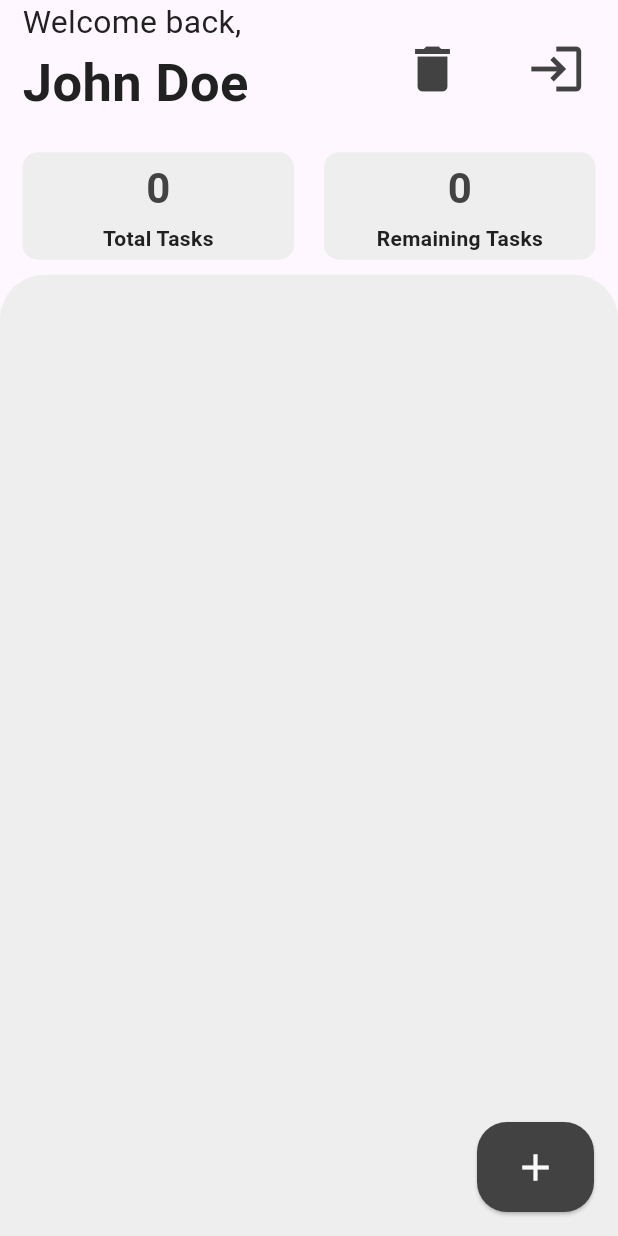
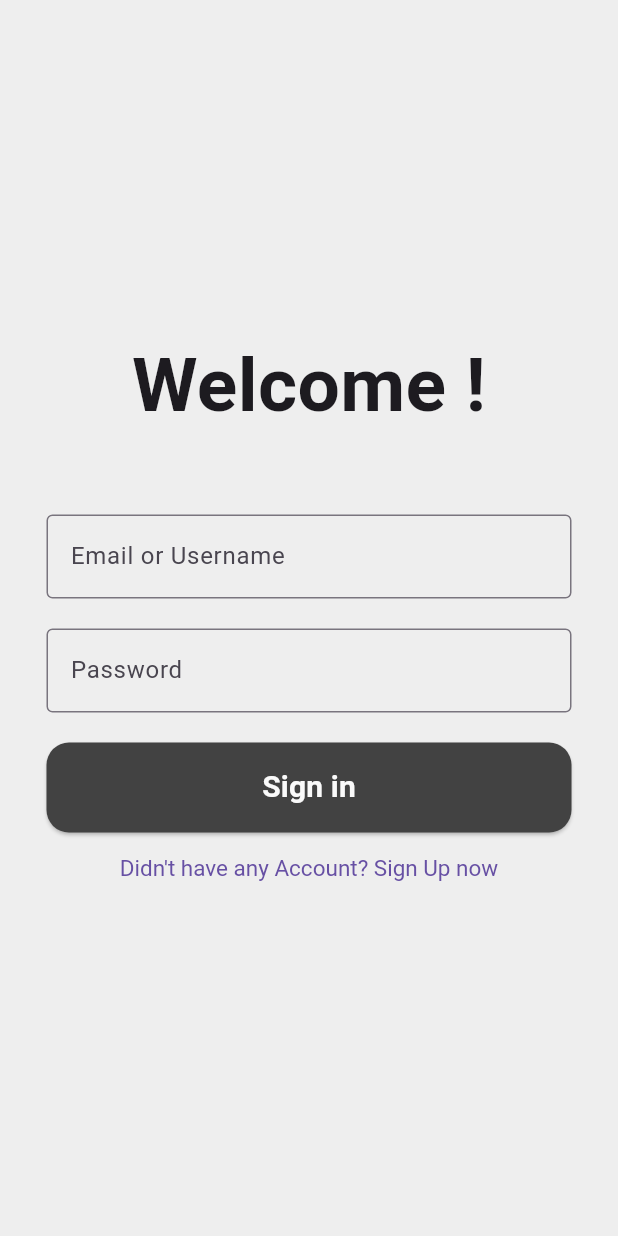
Before and after one commit to saeTneerG/todolist, a Flutter app: the screen it shows after launch, on a phone screen of 412 x 824 dp. Run offline on Flutter 3.47's test engine with Material 3 defaults, Android fonts, the phone set to English and light mode, and no system bars.

```diff
--- /dev/null
+++ b/lib/login_view/login_view.dart
@@ -0,0 +1,104 @@
+import 'package:flutter/material.dart';
+import 'package:todolist/login_view/register_view.dart';
+import '../../view_models/app_view_model.dart';
+import 'dart:async';
+import 'dart:convert';
+
+import '../task_viewer/views/task_page.dart';
+
+class Login extends StatefulWidget {
+  const Login({Key? key}) : super(key: key);
+
+  @override
+  State<Login> createState() => _loginState();
+}
+
+class _loginState extends State<Login> {
+  @override
+
+  Widget build(BuildContext context) {
+    return Scaffold(
+      backgroundColor: AppViewModel().colorLevel2,
+      body: Center(
+        child: Form(
+          child: ListView(
+            shrinkWrap: true,
+            children: [
+              Column(
+                mainAxisAlignment: MainAxisAlignment.center,
+                children: <Widget>[
+                  Text(
+                    'Welcome !',
+                    style: TextStyle(fontSize: 50, fontWeight: FontWeight.bold),
+                  ),
+                  SizedBox(
+                    height: 30,
+                  ),
+                  SizedBox(
+                    height: 20,
+                  ),
+                  SizedBox(
+                    width: 350,
+                    child: TextFormField(
+                      obscureText: false,
+                      decoration: InputDecoration(
+                        border: OutlineInputBorder(),
+                        labelText: 'Email or Username',
+                      ),
+                    ),
+                  ),
+                  SizedBox(
+                    height: 20,
+                  ),
+                  SizedBox(
+                    width: 350,
+                    child: TextFormField(
+                      obscureText: true,
+                      decoration: InputDecoration(
+                        border: OutlineInputBorder(),
+                        labelText: 'Password',
+                      ),
+                    ),
+                  ),
+                  SizedBox(
+                    height: 20,
+                  ),
+                  SizedBox(
+                    width: 350,
+                    height: 60,
+                    child: ElevatedButton(
+                      style: ElevatedButton.styleFrom(
+                          backgroundColor: AppViewModel().colorLevel3,
+                          foregroundColor: AppViewModel().colorLevel1,
+                          shape: RoundedRectangleBorder(
+                              borderRadius: BorderRadius.circular(15))),
+                      onPressed: () {
+                        Navigator.pushReplacement(context, MaterialPageRoute(builder: (context) => TaskPage()));
+                      },
+                      child: const Text(
+                        'Sign in',
+                        style: TextStyle(
+                          fontSize: 20,
+                          fontWeight: FontWeight.bold,
+                        ),
+                      ),
+                    ),
+                  ),
+                  TextButton(
+                    style: TextButton.styleFrom(
+                      textStyle: const TextStyle(fontSize: 15),
+                    ),
+                    onPressed: () {
+                      Navigator.pushReplacement(context, MaterialPageRoute(builder: (context) => Register()));
+                    },
+                    child: const Text("Didn't have any Account? Sign Up now"),
+                  ),
+                ],
+              ),
+            ],
+          ),
+        ),
+      ), // This trailing comma makes auto-formatting nicer for build methods.
+    );
+  }
+}
--- a/lib/main.dart
+++ b/lib/main.dart
@@ -1,7 +1,9 @@
 import 'package:flutter/material.dart';
 import 'package:provider/provider.dart';
-import 'package:todolist/view_models/app_view_model.dart';
-import 'package:todolist/views/task_page.dart';
+import 'package:todolist/task_viewer/views/task_page.dart';
+import 'login_view/login_view.dart';
+import 'login_view/register_view.dart';
+import 'view_models/app_view_model.dart';
 
 void main() {
   runApp(ChangeNotifierProvider(
@@ -14,7 +16,7 @@ class MyApp extends StatelessWidget {
   @override
   Widget build(BuildContext context) {
     return MaterialApp(
-      home: TaskPage(),
+      home: Login(),
       debugShowCheckedModeBanner: false,
     );
   }
--- a/lib/views/add_task_view.dart
+++ b/lib/task_viewer/views/add_task_view.dart
@@ -1,7 +1,7 @@
 import 'package:flutter/material.dart';
 import 'package:provider/provider.dart';
-import 'package:todolist/view_models/app_view_model.dart';
-import 'package:todolist/views/bottom_sheets/add_task_bottom_sheet_view.dart';
+import '../../view_models/app_view_model.dart';
+import '../views/bottom_sheets/add_task_bottom_sheet_view.dart';
 
 class AddTaskView extends StatelessWidget {
   const AddTaskView({super.key});
--- a/lib/views/bottom_sheets/add_task_bottom_sheet_view.dart
+++ b/lib/task_viewer/views/bottom_sheets/add_task_bottom_sheet_view.dart
@@ -1,6 +1,6 @@
 import 'package:flutter/material.dart';
 import 'package:provider/provider.dart';
-import 'package:todolist/view_models/app_view_model.dart';
+import '../../../view_models/app_view_model.dart';
 
 import '../../models/task_model.dart';
 
--- a/lib/views/bottom_sheets/delete_bottom_sheet_view.dart
+++ b/lib/task_viewer/views/bottom_sheets/delete_bottom_sheet_view.dart
@@ -1,8 +1,7 @@
-import 'package:flutter/cupertino.dart';
 import 'package:flutter/material.dart';
 import 'package:provider/provider.dart';
 
-import '../../view_models/app_view_model.dart';
+import '../../../view_models/app_view_model.dart';
 
 class DeleteBottomSheetView extends StatelessWidget {
   const DeleteBottomSheetView({super.key});
--- a/lib/views/bottom_sheets/setting_bottom_sheet_view.dart
+++ b/lib/task_viewer/views/bottom_sheets/setting_bottom_sheet_view.dart
@@ -1,8 +1,6 @@
 import 'package:flutter/material.dart';
 import 'package:provider/provider.dart';
-import 'package:todolist/view_models/app_view_model.dart';
-
-import '../../models/task_model.dart';
+import '../../../view_models/app_view_model.dart';
 
 class SettingBottomSheetView extends StatelessWidget {
   const SettingBottomSheetView({super.key});
--- a/lib/views/task_info_view.dart
+++ b/lib/task_viewer/views/task_info_view.dart
@@ -1,7 +1,7 @@
 import 'package:flutter/cupertino.dart';
 import 'package:provider/provider.dart';
 
-import '../view_models/app_view_model.dart';
+import '../../view_models/app_view_model.dart';
 
 class TaskInfoView extends StatelessWidget {
   const TaskInfoView({super.key});
@@ -49,6 +49,7 @@ class TaskInfoView extends StatelessWidget {
             ),
           ),
             SizedBox(width: 20),
+
             // Remaining Tasks
             Expanded(
               flex: 1,
--- a/lib/view_models/app_view_model.dart
+++ b/lib/view_models/app_view_model.dart
@@ -1,6 +1,6 @@
 import 'package:flutter/material.dart';
-import '../models/task_model.dart';
-import '../models/user_model.dart';
+import '../task_viewer/models/task_model.dart';
+import '../task_viewer/models/user_model.dart';
 
 class AppViewModel extends ChangeNotifier {
   List<Task> tasks = <Task>[];
```
Also changed, not shown: lib/login_view/register_view.dart (added, +125 -0 lines), lib/task_viewer/views/header_view.dart (renamed from lib/views/header_view.dart, +8 -5 lines), lib/task_viewer/views/task_detail_page.dart (renamed from lib/views/TaskDetailPage.dart, +15 -5 lines), lib/task_viewer/views/task_list_view.dart (added, +95 -0 lines), lib/task_viewer/views/task_page.dart (renamed from lib/views/task_page.dart, +5 -5 lines), lib/views/task_list_view.dart (deleted, +0 -71 lines), lib/task_viewer/models/task_model.dart (renamed from lib/models/task_model.dart), lib/task_viewer/models/user_model.dart (renamed from lib/models/user_model.dart).
